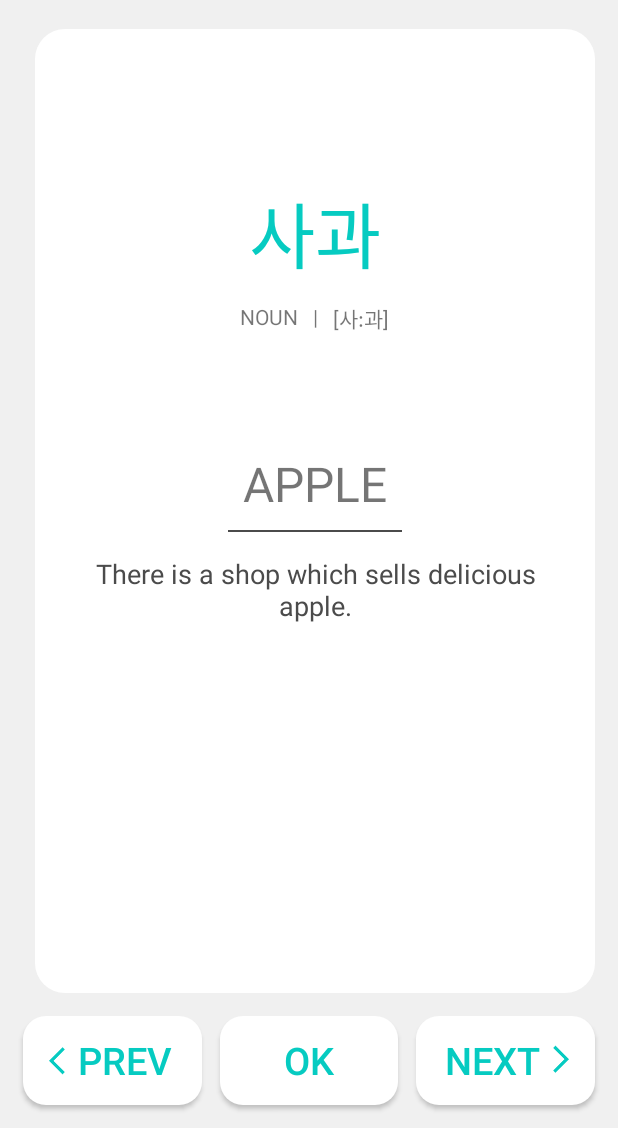
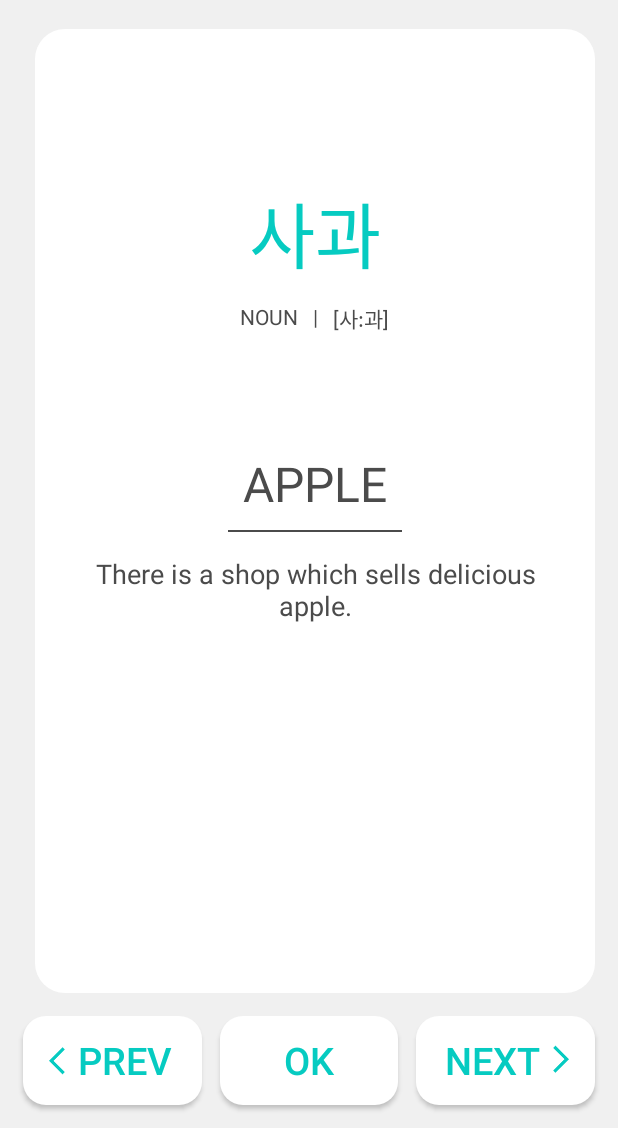
Before and after one commit to onemonster/voca-android, an Android app: the screen it shows after launch (MainActivity), on a phone screen of 412 x 824 dp, the part 108-1236 px from its top. Run offline under Robolectric (Android 15) with nearby library versions, the phone set to English and light mode, and no system bars.

Commit message:
Black font for MainActivity

```diff
--- a/app/src/main/res/layout/activity_main.xml
+++ b/app/src/main/res/layout/activity_main.xml
@@ -65,6 +65,7 @@
             android:layout_height="wrap_content"
             android:layout_marginTop="10dp"
             android:layout_marginEnd="10dp"
+            android:textColor="@color/black_font"
             android:textSize="14dp"
             app:layout_constraintEnd_toStartOf="@+id/subject_divide_text"
             app:layout_constraintTop_toBottomOf="@+id/subject_word_text"
@@ -77,6 +78,7 @@
             android:layout_height="wrap_content"
             android:layout_marginTop="10dp"
             android:text="|"
+            android:textColor="@color/black_font"
             android:textSize="14dp"
             app:layout_constraintEnd_toEndOf="parent"
             app:layout_constraintStart_toStartOf="parent"
@@ -89,6 +91,7 @@
             android:layout_height="wrap_content"
             android:layout_marginStart="10dp"
             android:layout_marginTop="10dp"
+            android:textColor="@color/black_font"
             android:textSize="14dp"
             app:layout_constraintStart_toEndOf="@+id/subject_divide_text"
             app:layout_constraintTop_toBottomOf="@+id/subject_word_text"
@@ -110,6 +113,7 @@
                 android:id="@+id/mother_word_text"
                 android:layout_width="wrap_content"
                 android:layout_height="wrap_content"
+                android:textColor="@color/black_font"
                 android:textSize="32dp"
                 app:layout_constraintBottom_toBottomOf="parent"
                 app:layout_constraintEnd_toEndOf="parent"
@@ -140,7 +144,7 @@
             android:layout_marginEnd="37dp"
             android:layout_marginBottom="15dp"
             android:gravity="center_horizontal"
-            android:textColor="@color/gray4B"
+            android:textColor="@color/black_font"
             android:textSize="18dp"
             app:layout_constraintBottom_toBottomOf="parent"
             app:layout_constraintEnd_toEndOf="parent"
```
